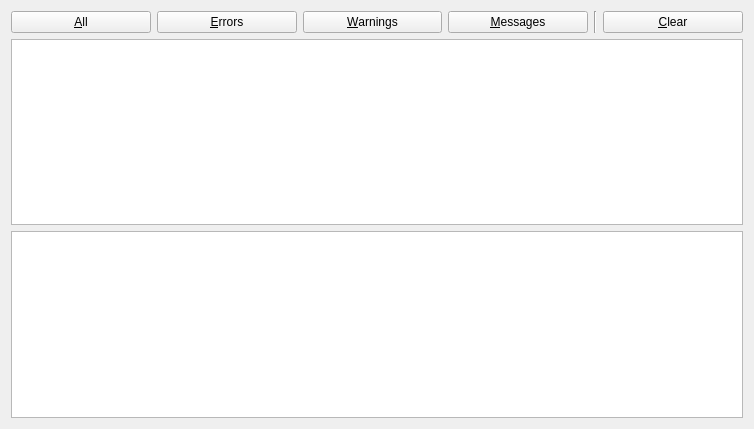
Old version of the form Libs/Widgets/Resources/UI/ctkErrorLogWidget.ui in the repository commontk/CTK.
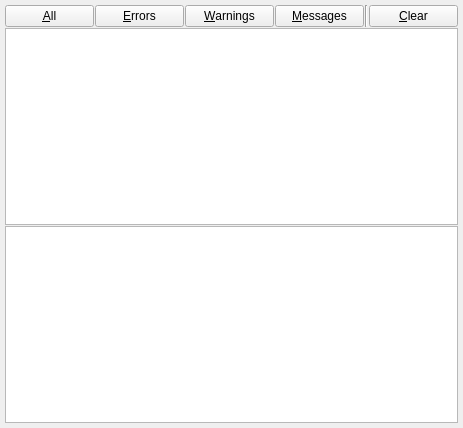
New version of the form.

Commit message:
ENH: ErrorLogWidget improvements
- Layout orientation can be configured: it allows better use of available space if the window is very tall or wide (e.g., when in a docking widget).
- Added userViewed() signal: it can be used to detect that the user viewed messages.
- Home/End keys now jump to first/last message (not to the first/last cell of the current row).
- Small cosmetic fix: "All" button height now matches other buttons in the row, regardless of screen resolution.

Patch:
```diff
--- a/Libs/Widgets/Resources/UI/ctkErrorLogWidget.ui
+++ b/Libs/Widgets/Resources/UI/ctkErrorLogWidget.ui
@@ -6,15 +6,30 @@
    <rect>
     <x>0</x>
     <y>0</y>
-    <width>754</width>
-    <height>429</height>
+    <width>463</width>
+    <height>428</height>
    </rect>
   </property>
   <property name="windowTitle">
    <string>Log messages</string>
   </property>
-  <layout class="QVBoxLayout" name="verticalLayout">
-   <item>
+  <layout class="QGridLayout" name="ctkErrorLogGridLayout">
+   <property name="leftMargin">
+    <number>5</number>
+   </property>
+   <property name="topMargin">
+    <number>5</number>
+   </property>
+   <property name="rightMargin">
+    <number>5</number>
+   </property>
+   <property name="bottomMargin">
+    <number>5</number>
+   </property>
+   <property name="spacing">
+    <number>1</number>
+   </property>
+   <item row="0" column="0">
     <layout class="QHBoxLayout" name="horizontalLayout">
      <item>
       <widget class="QPushButton" name="ShowAllEntryButton">
@@ -72,7 +87,7 @@
      </item>
     </layout>
    </item>
-   <item>
+   <item row="1" column="0">
     <widget class="QTableView" name="ErrorLogTableView">
      <property name="alternatingRowColors">
       <bool>true</bool>
@@ -94,8 +109,9 @@
      </attribute>
     </widget>
    </item>
-   <item>
-    <widget class="QTextBrowser" name="ErrorLogDescription"/>
+   <item row="2" column="0">
+    <widget class="QTextBrowser" name="ErrorLogDescription">
+    </widget>
    </item>
   </layout>
  </widget>
```
The commit also changes 2 other files.
